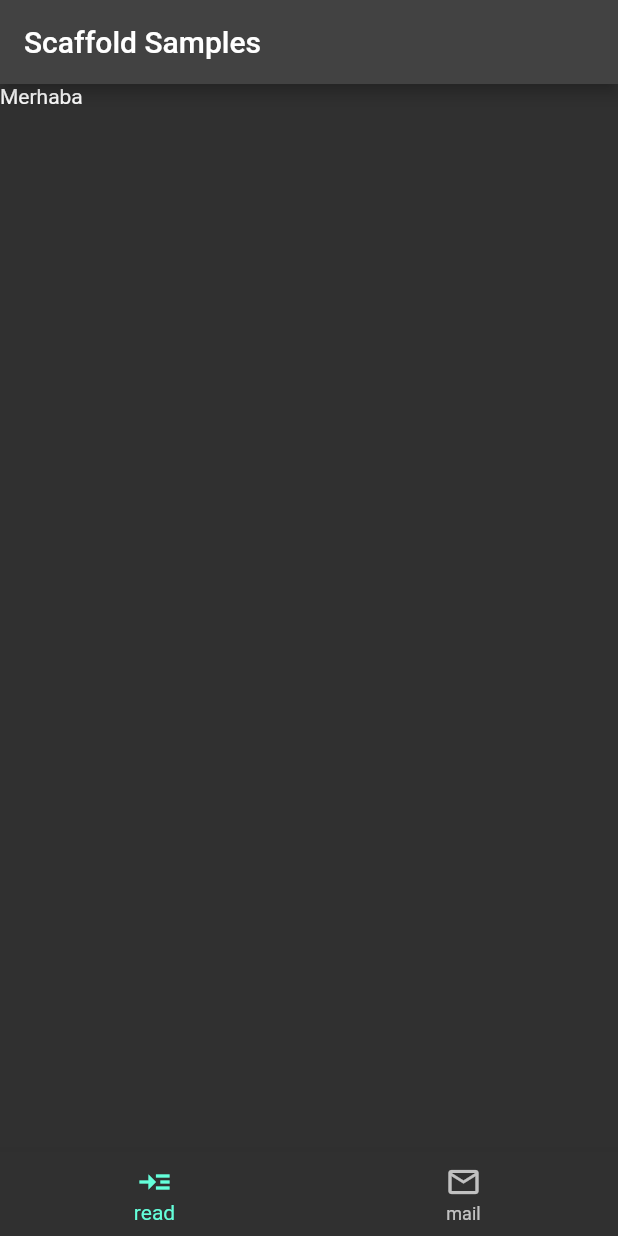
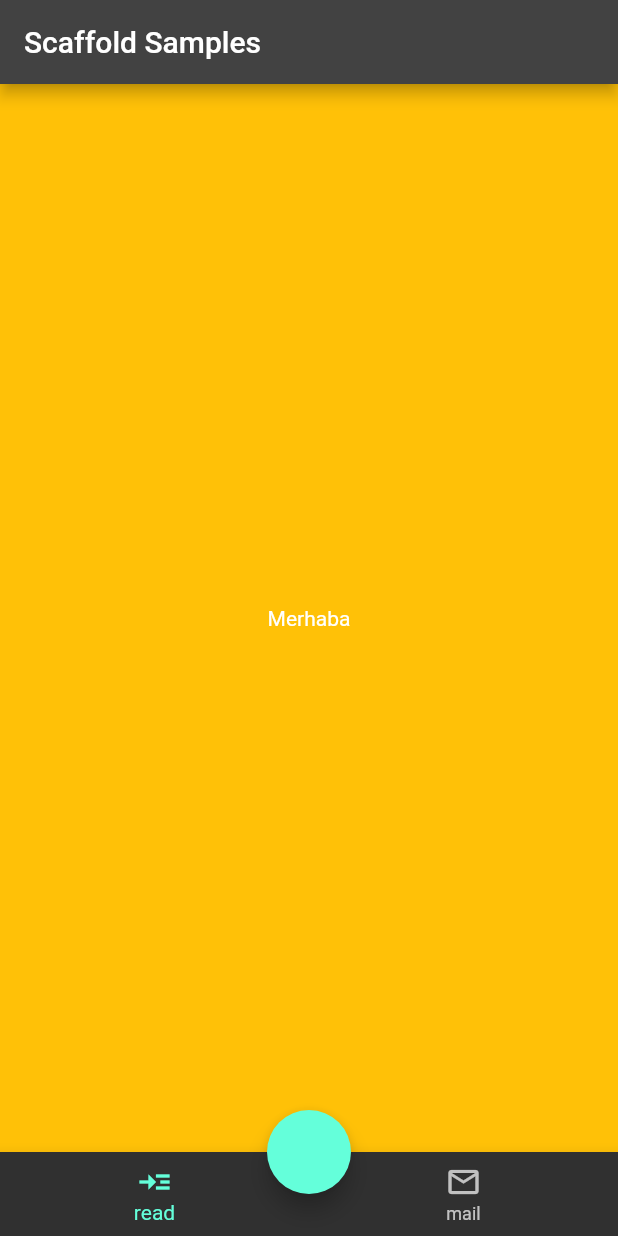
Before and after one commit to erdemgocen44/Flutter-Learn, a Flutter app: the screen it shows after launch, on a phone screen of 412 x 824 dp. Run offline on Flutter 3.47's test engine with Material 2 defaults, Android fonts, the phone set to English and light mode, and no system bars.

Commit message:
scaffold  start

```diff
--- a/lib/101/scaffold_learn.dart
+++ b/lib/101/scaffold_learn.dart
@@ -6,13 +6,19 @@ class ScaffoldLearnView extends StatelessWidget {
   @override
   Widget build(BuildContext context) {
     return Scaffold(
+      backgroundColor: Colors.amber,
       appBar: AppBar(
         title: Text("Scaffold Samples"),
       ),
-        body: const Text("Merhaba"),
+      body: const Center(child: Text("Merhaba")),
       bottomNavigationBar: BottomNavigationBar(items: const [
         BottomNavigationBarItem(icon: Icon(Icons.read_more), label: "read"),
         BottomNavigationBarItem(icon: Icon(Icons.mail_outline), label: "mail")
-        ]));
+      ]),
+      floatingActionButton: FloatingActionButton(
+        onPressed: () {},
+      ),
+      floatingActionButtonLocation: FloatingActionButtonLocation.centerDocked,
+    );
   }
 }
```
Lines whose indentation alone changed are shown as unchanged.
